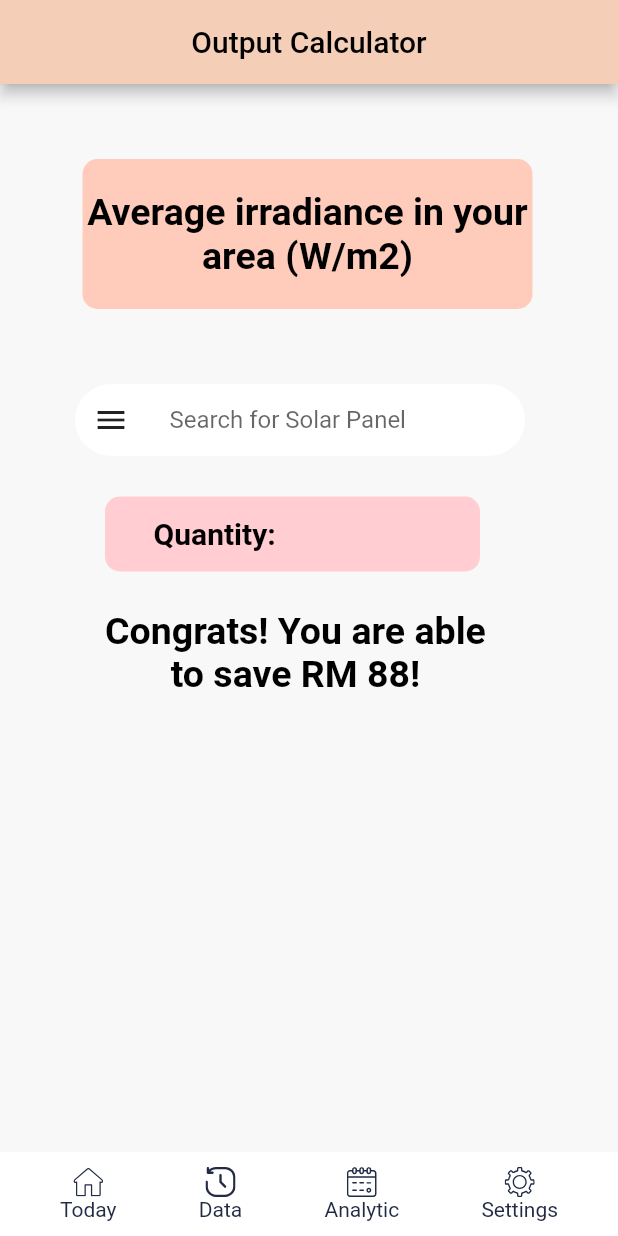
After one commit to wesleychiang01/sunshine, a Flutter app: the Calculator screen opened directly, on a phone screen of 412 x 824 dp. The commit adds this screen. Run offline on Flutter 3.47's test engine with Material 2 defaults, Android fonts, the light colour scheme and no system bars; our stand-ins replace circular_profile_avatar, fl_chart, flutter_svg, geolocator, google_fonts, google_maps_flutter and 1 more; missing offline and left inert: dart:ffi.

Commit message:
calculator

```diff
--- a/lib/constants.dart
+++ b/lib/constants.dart
@@ -3,6 +3,7 @@ import 'package:flutter/material.dart';
 import 'package:sunshine/screen/authentication/home.dart';
 import 'package:sunshine/screen/authentication/login.dart';
 import 'package:sunshine/screen/authentication/signup.dart';
+import 'package:sunshine/screen/dashboard/calculator.dart';
 import 'package:sunshine/screen/dashboard/history_data.dart';
 import 'package:sunshine/screen/dashboard/history_data2.dart';
 import 'package:sunshine/screen/dashboard/map_display.dart';
@@ -19,6 +20,7 @@ const String mainhomepageRoute = "mainhomePage/mainhomePage.dart";
 const String historyRoute = "dashboard/historydata.dart";
 const String history2Route = "dashboard/historydata2.dart";
 const String LineChartRoute = "dashboard/today.dart";
+const String CalculatorRoute = "dashboard/calculator.dart";
 
 const kBackgroundColor = Color(0xFFF8F8F8);
 const kActiveIconColor = Color(0xFFE68342);
@@ -46,6 +48,8 @@ Route<dynamic> createRoute(settings) {
       return MaterialPageRoute(builder: (_) => HistoryData2());
     case LineChartRoute:
       return MaterialPageRoute(builder: (_) => LineChartPage());
+    case CalculatorRoute:
+      return MaterialPageRoute(builder: (_) => Calculator());
     default:
       return MaterialPageRoute(
         builder: (context) => MainScreen(),
--- a/lib/main.dart
+++ b/lib/main.dart
@@ -18,7 +18,7 @@ class MyApp extends StatelessWidget {
   Widget build(BuildContext context) {
     return MaterialApp(
       onGenerateRoute: createRoute,
-      initialRoute: mainhomepageRoute,
+      initialRoute: homeRoute,
       theme: ThemeData(
         fontFamily: "Cairo",
         scaffoldBackgroundColor: kBackgroundColor,
--- /dev/null
+++ b/lib/screen/dashboard/calculator.dart
@@ -0,0 +1,217 @@
+import 'package:flutter/cupertino.dart';
+import 'package:flutter/material.dart';
+import 'package:sunshine/screen/dashboard/today.dart';
+import 'package:sunshine/screen/mainhomePage/Widgets/BottomNavItem.dart';
+import 'package:sunshine/screen/mainhomePage/mainhomePage.dart';
+import 'package:sunshine/screen/mainhomePage/setting.dart';
+
+import 'history_data2.dart';
+
+class Calculator extends StatefulWidget {
+  @override
+  CalculatorState createState() => CalculatorState();
+}
+
+class CalculatorState extends State<Calculator> {
+
+  @override
+  Widget build(BuildContext context) {
+    return Scaffold(
+      appBar: AppBar(
+        iconTheme: IconThemeData(
+          color: CupertinoColors.black,
+        ),
+        title: const Text(
+          'Output Calculator',
+          style: TextStyle(color: Colors.black),
+        ),
+        automaticallyImplyLeading: false,
+        centerTitle: true,
+        backgroundColor: Color(0xFFF5CEB8),
+      ),
+      bottomNavigationBar: Container(
+        padding: EdgeInsets.symmetric(horizontal: 40, vertical: 10),
+        height: 56,
+        color: Colors.white,
+        child: Row(
+          mainAxisAlignment: MainAxisAlignment.spaceBetween,
+          children: [
+            BottomNavItem(
+              title: "Today",
+              svgScr: "icons/icons/homepage.svg",
+              press: () {
+                Navigator.push(
+                  context,
+                  MaterialPageRoute(builder: (context) => mainhomePage()),
+                );
+              },
+              isActive: false,
+            ),
+            BottomNavItem(
+              title: "Data",
+              svgScr: "icons/icons/history.svg",
+              press: () {
+                Navigator.push(
+                  context,
+                  MaterialPageRoute(builder: (context) => HistoryData2()),
+                );
+              },
+              isActive: false,
+            ),
+            BottomNavItem(
+              title: "Analytic",
+              svgScr: "icons/icons/calendar.svg",
+              press: () {
+                Navigator.push(
+                  context,
+                  MaterialPageRoute(builder: (context) => LineChartPage()),
+                );
+              },
+              isActive: false,
+            ),
+            BottomNavItem(
+              title: "Settings",
+              svgScr: "icons/icons/Settings.svg",
+              press: () {
+                Navigator.push(
+                  context,
+                  MaterialPageRoute(builder: (context) => AccountScreen()),
+                );
+              },
+              isActive: false,
+            ),
+          ],
+        ),
+      ),
+      body: Stack(
+        children: [
+          Padding(
+            padding: const EdgeInsets.only(top: 50.0, left: 55.0),
+            child:
+            Column(
+                crossAxisAlignment: CrossAxisAlignment.center,
+                children: [
+              Container(
+                height: 100.0,
+                width: 300,
+                child: new Container(
+                  decoration: BoxDecoration(
+                  borderRadius: BorderRadius.circular(10),  // radius of 10
+                  color: Colors.deepOrange[100]  // green as background color
+                  ),
+                  child: Align(
+                    alignment: Alignment.center,
+                   child: Text(
+                    "Average irradiance in your area (W/m2)",
+                    textAlign: TextAlign.center,
+                    style: TextStyle(
+                      fontSize: 25.0,
+                      color: Colors.black,
+                      fontWeight: FontWeight.bold,
+                    ),
+                   ),
+                  ),
+            ),
+              ),
+            ]),
+          ),
+          Padding(
+            padding: const EdgeInsets.only(top: 200.0, left: 50.0),
+            child: Container(
+              width: 300,
+              decoration: BoxDecoration(
+                color: Colors.white,
+                borderRadius: BorderRadius.circular(32),
+              ),
+              child: Row(
+                children: <Widget>[
+                  IconButton(
+                    splashColor: Colors.grey,
+                    icon: Icon(Icons.menu),
+                    onPressed: () {},
+                  ),
+                  Expanded(
+                    child: TextField(
+                      cursorColor: Colors.black,
+                      keyboardType: TextInputType.text,
+                      textInputAction: TextInputAction.go,
+                      decoration: InputDecoration(
+                          border: InputBorder.none,
+                          contentPadding: EdgeInsets.symmetric(horizontal: 15),
+                          hintText: "Search for Solar Panel"),
+                    ),
+                  ),
+                ],
+              ),
+            ),
+          ),
+          Padding(
+            padding: const EdgeInsets.only(top: 275.0, left: 70.0),
+            child:
+            Column(crossAxisAlignment: CrossAxisAlignment.center, children: [
+              Container(
+                height: 50.0,
+                width: 250,
+                child: new Container(
+                  decoration: BoxDecoration(
+                      borderRadius: BorderRadius.circular(10),  // radius of 10
+                      color: Colors.red[100]  // green as background color
+                  ),
+                  child: Align(
+                    alignment: Alignment.centerLeft,
+                    child: Text(
+                      "Quantity:             ",
+                      textAlign: TextAlign.center,
+                      style: TextStyle(
+                        fontSize: 20.0,
+                        color: Colors.black,
+                        fontWeight: FontWeight.bold,
+                      ),
+                    ),
+                  ),
+                ),
+              ),
+
+            ]),
+          ),
+          Padding(
+            padding: const EdgeInsets.only(top: 350.0, left: 70.0),
+            child:
+            Column(crossAxisAlignment: CrossAxisAlignment.center, children: [
+              Container(
+                child: new Container(
+                  decoration: BoxDecoration(
+                      borderRadius: BorderRadius.circular(10),  // radius of 10
+                  ),
+                  child: Text(
+                    "Congrats! You are able ",
+                    style: TextStyle(
+                      fontSize: 25.0,
+                      color: Colors.black,
+                      fontWeight: FontWeight.bold,
+                    ),
+                  ),
+                ),
+              ),
+              Container(
+                child: new Container(
+                  decoration: BoxDecoration(
+                    borderRadius: BorderRadius.circular(10),  // radius of 10
+                  ),
+                  child: Text(
+                    "to save RM 88! ",
+                    style: TextStyle(
+                      fontSize: 25.0,
+                      color: Colors.black,
+                      fontWeight: FontWeight.bold,
+                    ),
+                  ),
+                ),
+              ),
+            ]),
+          ),
+        ],
+      ),
+    );
+  }
+}
--- a/lib/screen/dashboard/history_data2.dart
+++ b/lib/screen/dashboard/history_data2.dart
@@ -1,5 +1,6 @@
 import 'package:flutter/cupertino.dart';
 import 'package:flutter/material.dart';
+import 'package:sunshine/screen/dashboard/today.dart';
 import 'package:sunshine/screen/mainhomePage/Widgets/BottomNavItem.dart';
 import 'package:sunshine/screen/mainhomePage/mainhomePage.dart';
 
@@ -53,7 +54,7 @@ class _HistoryData2State extends State<HistoryData2> {
           mainAxisAlignment: MainAxisAlignment.spaceBetween,
           children: [
             BottomNavItem(
-              title: "Home",
+              title: "Today",
               svgScr: "icons/icons/homepage.svg",
               press: () {
                 Navigator.push(
@@ -61,7 +62,7 @@ class _HistoryData2State extends State<HistoryData2> {
                   MaterialPageRoute(builder: (context) => mainhomePage()),
                 );
               },
-              isActive: true,
+              isActive: false,
             ),
             BottomNavItem(
               title: "Data",
@@ -75,9 +76,14 @@ class _HistoryData2State extends State<HistoryData2> {
               isActive: false,
             ),
             BottomNavItem(
-              title: "Today",
+              title: "Analytic",
               svgScr: "icons/icons/calendar.svg",
-              press: () {},
+              press: () {
+                Navigator.push(
+                  context,
+                  MaterialPageRoute(builder: (context) => LineChartPage()),
+                );
+              },
               isActive: false,
             ),
             BottomNavItem(
--- a/lib/screen/mainhomePage/Widgets/line_chart.dart
+++ b/lib/screen/mainhomePage/Widgets/line_chart.dart
@@ -11,13 +11,11 @@ import '../setting.dart';
 import 'BottomNavItem.dart';
 
 class LineChartWidget extends StatefulWidget {
-
   @override
   LineChartWidgetState createState() => LineChartWidgetState();
 }
 
 class LineChartWidgetState extends State<LineChartWidget> {
-
   final List<Color> gradientColors = [
     const Color(0xff23b6e6),
     const Color(0xff02d39a),
@@ -40,7 +38,6 @@ class LineChartWidgetState extends State<LineChartWidget> {
         centerTitle: true,
         backgroundColor: Color(0xFFF5CEB8),
       ),
-
       bottomNavigationBar: Container(
         padding: EdgeInsets.symmetric(horizontal: 40, vertical: 10),
         height: 56,
@@ -71,17 +68,6 @@ class LineChartWidgetState extends State<LineChartWidget> {
               isActive: false,
             ),
             BottomNavItem(
-                title: "Map",
-                svgScr: "icons/icons/map.svg",
-                press: () {
-                  Navigator.push(
-                    context,
-                    MaterialPageRoute(builder: (context) => MapDisplay()),
-                  );
-                },
-                isActive: false,
-              ),
-              BottomNavItem(
               title: "Analytic",
               svgScr: "icons/icons/calendar.svg",
               press: () {
@@ -90,7 +76,7 @@ class LineChartWidgetState extends State<LineChartWidget> {
                   MaterialPageRoute(builder: (context) => LineChartPage()),
                 );
               },
-                isActive: true,
+              isActive: false,
             ),
             BottomNavItem(
               title: "Settings",
@@ -109,10 +95,9 @@ class LineChartWidgetState extends State<LineChartWidget> {
       body: Stack(
         children: [
           Padding(
-              padding: const EdgeInsets.only(top: 40.0,left: 50.0),
-              child: Row(
-                  crossAxisAlignment: CrossAxisAlignment.center,
-                  children: [
+            padding: const EdgeInsets.only(top: 40.0, left: 50.0),
+            child:
+            Row(crossAxisAlignment: CrossAxisAlignment.center, children: [
               Text(
                 "All Sky Surface UVA Irradiance",
                 style: TextStyle(
@@ -123,7 +108,8 @@ class LineChartWidgetState extends State<LineChartWidget> {
               ),
             ]),
           ),
-          Padding(padding: const EdgeInsets.only(top: 65.0,right: 10.0),
+          Padding(
+            padding: const EdgeInsets.only(top: 65.0, right: 10.0),
             child: Row(
               mainAxisAlignment: MainAxisAlignment.end,
               children: [
@@ -165,9 +151,10 @@ class LineChartWidgetState extends State<LineChartWidget> {
             ),
           ),
           Padding(
-            padding: const EdgeInsets.only(top: 120.0,left: 10.0, right: 10.0),
+            padding: const EdgeInsets.only(top: 120.0, left: 10.0, right: 10.0),
             child: Container(
-              child: AspectRatio(aspectRatio: 1.4,
+              child: AspectRatio(
+                aspectRatio: 1.4,
                 child: Container(
                   decoration: const BoxDecoration(
                       borderRadius: BorderRadius.all(
@@ -175,8 +162,9 @@ class LineChartWidgetState extends State<LineChartWidget> {
                       ),
                       color: Color(0xff232d37)),
                   child: Padding(
-                    padding: const EdgeInsets.only(right: 18.0, left: 12.0, top: 24, bottom: 12),
-                    child:LineChart(
+                    padding: const EdgeInsets.only(
+                        right: 18.0, left: 12.0, top: 24, bottom: 12),
+                    child: LineChart(
                       LineChartData(
                         minX: 0,
                         maxX: 5,
@@ -201,7 +189,8 @@ class LineChartWidgetState extends State<LineChartWidget> {
                         ),
                         borderData: FlBorderData(
                           show: true,
-                      border: Border.all(color: const Color(0xff37434d), width: 1),
+                          border: Border.all(
+                              color: const Color(0xff37434d), width: 1),
                         ),
                         lineBarsData: [
                           LineChartBarData(
@@ -226,12 +215,14 @@ class LineChartWidgetState extends State<LineChartWidget> {
                           ),
                         ],
                       ),
-                ),),
+                    ),
+                  ),
                 ),
               ),
             ),
           ),
         ],
-    ),);
+      ),
+    );
   }
 }
--- a/lib/screen/mainhomePage/setting.dart
+++ b/lib/screen/mainhomePage/setting.dart
@@ -5,6 +5,7 @@ import 'package:google_fonts/google_fonts.dart';
 import 'package:sunshine/constants.dart';
 import 'package:sunshine/screen/dashboard/history_data2.dart';
 import 'package:sunshine/screen/dashboard/map_display.dart';
+import 'package:sunshine/screen/dashboard/today.dart';
 import 'package:sunshine/screen/mainhomePage/mainhomePage.dart';
 import 'editprofile.dart';
 import 'Widgets/BottomNavItem.dart';
@@ -49,12 +50,12 @@ class _SettingsTwoPageState extends State<SettingsTwoPage> {
       bottomNavigationBar: Container(
         padding: EdgeInsets.symmetric(horizontal: 40, vertical: 10),
         height: 56,
-        color: Colors.grey[200],
+        color: Colors.white,
         child: Row(
           mainAxisAlignment: MainAxisAlignment.spaceBetween,
           children: [
             BottomNavItem(
-              title: "Home",
+              title: "Today",
               svgScr: "icons/icons/homepage.svg",
               press: () {
                 Navigator.push(
@@ -76,9 +77,14 @@ class _SettingsTwoPageState extends State<SettingsTwoPage> {
               isActive: false,
             ),
             BottomNavItem(
-              title: "Today",
+              title: "Analytic",
               svgScr: "icons/icons/calendar.svg",
-              press: () {},
+              press: () {
+                Navigator.push(
+                  context,
+                  MaterialPageRoute(builder: (context) => LineChartPage()),
+                );
+              },
               isActive: false,
             ),
             BottomNavItem(
@@ -90,7 +96,7 @@ class _SettingsTwoPageState extends State<SettingsTwoPage> {
                   MaterialPageRoute(builder: (context) => AccountScreen()),
                 );
               },
-              isActive: true,
+              isActive: false,
             ),
           ],
         ),
```
Lines whose indentation alone changed are shown as unchanged.
